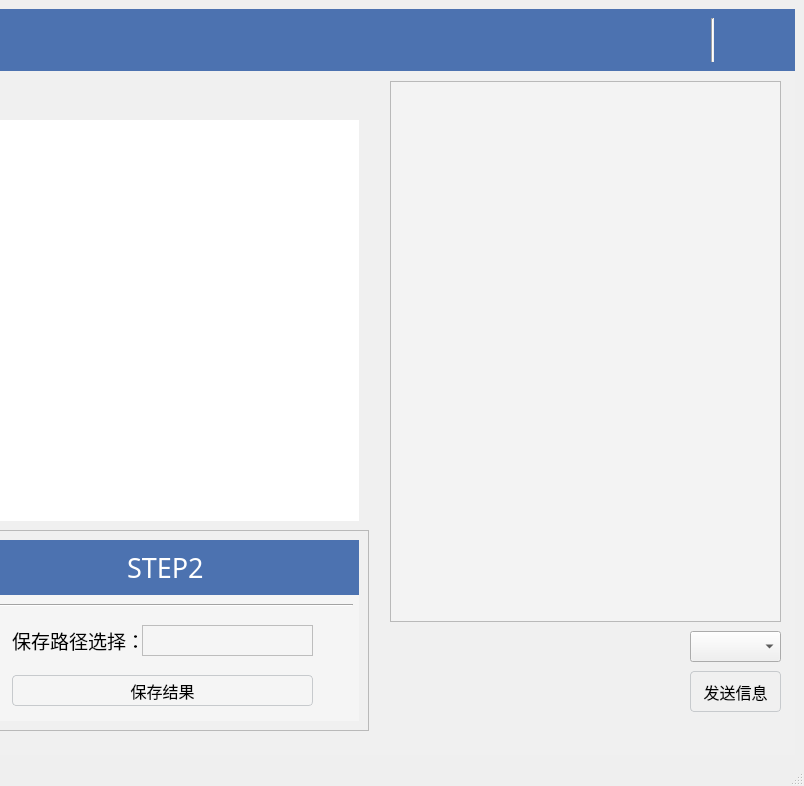
The window that mainWindow.ui (Torre1Chou/AI4TSF) describes before a commit, drawn with Qt 5; both pictures show x 697 to 1501 and y 0 to 786 of the 1501 by 786 pixel window.
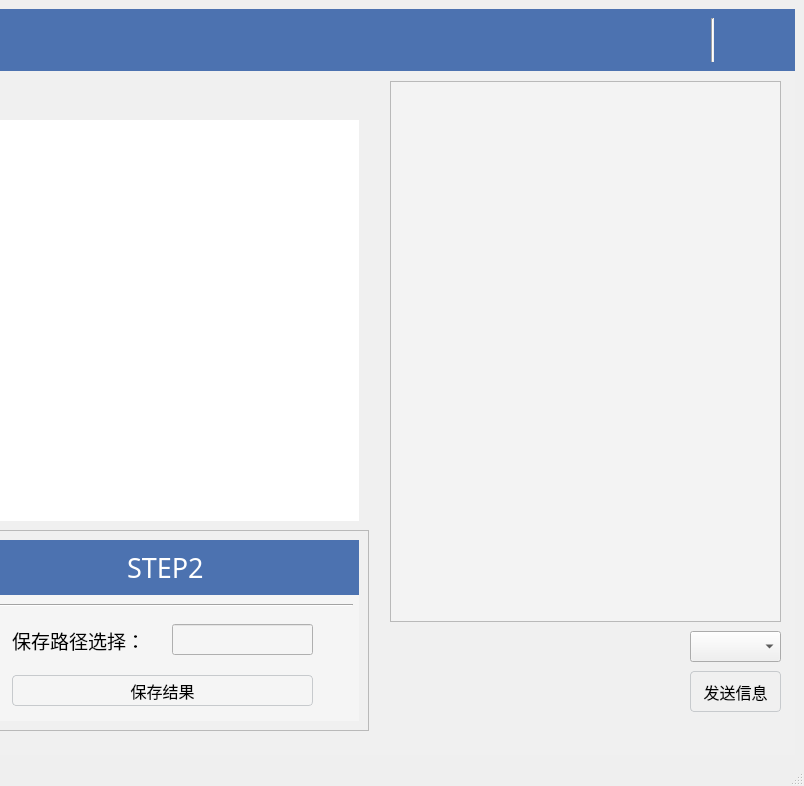
The same window after the commit. The open tabs and pages were chosen to show the change. Icons and pictures are not drawn.

```diff
--- a/mainWindow.ui
+++ b/mainWindow.ui
@@ -646,28 +646,6 @@
                </property>
               </widget>
              </item>
-             <item>
-              <widget class="QPushButton" name="pushButton_minus">
-               <property name="minimumSize">
-                <size>
-                 <width>30</width>
-                 <height>30</height>
-                </size>
-               </property>
-               <property name="maximumSize">
-                <size>
-                 <width>30</width>
-                 <height>30</height>
-                </size>
-               </property>
-               <property name="styleSheet">
-                <string notr="true">border-image: url(:/3/res/minus.png)</string>
-               </property>
-               <property name="text">
-                <string/>
-               </property>
-              </widget>
-             </item>
              <item>
               <widget class="QPushButton" name="pushButton_closev">
                <property name="minimumSize">
@@ -690,6 +668,28 @@
                </property>
               </widget>
              </item>
+             <item>
+              <widget class="QPushButton" name="pushButton_minus">
+               <property name="minimumSize">
+                <size>
+                 <width>30</width>
+                 <height>30</height>
+                </size>
+               </property>
+               <property name="maximumSize">
+                <size>
+                 <width>30</width>
+                 <height>30</height>
+                </size>
+               </property>
+               <property name="styleSheet">
+                <string notr="true">border-image: url(:/3/res/minus.png)</string>
+               </property>
+               <property name="text">
+                <string/>
+               </property>
+              </widget>
+             </item>
             </layout>
            </widget>
           </item>
@@ -2808,22 +2808,6 @@
                             <string>保存路径选择：</string>
                            </property>
                           </widget>
-                          <widget class="QTextEdit" name="textEditSavePath">
-                           <property name="geometry">
-                            <rect>
-                             <x>170</x>
-                             <y>30</y>
-                             <width>171</width>
-                             <height>31</height>
-                            </rect>
-                           </property>
-                           <property name="maximumSize">
-                            <size>
-                             <width>181</width>
-                             <height>31</height>
-                            </size>
-                           </property>
-                          </widget>
                           <widget class="QPushButton" name="pushButton_download">
                            <property name="geometry">
                             <rect>
@@ -2862,6 +2846,16 @@
                             </size>
                            </property>
                           </widget>
+                          <widget class="QLineEdit" name="lineEditSavepath">
+                           <property name="geometry">
+                            <rect>
+                             <x>200</x>
+                             <y>29</y>
+                             <width>141</width>
+                             <height>31</height>
+                            </rect>
+                           </property>
+                          </widget>
                          </widget>
                         </item>
                        </layout>
```
Left out of the diff: 4 changed lines with no effect on the pictures.
